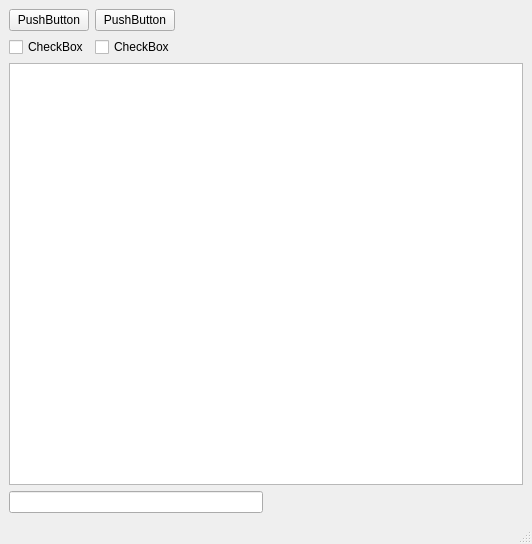
Before: the Qt Designer form examples/ui/window.ui in UN-GCPDS/qt-material, drawn with Qt 5.
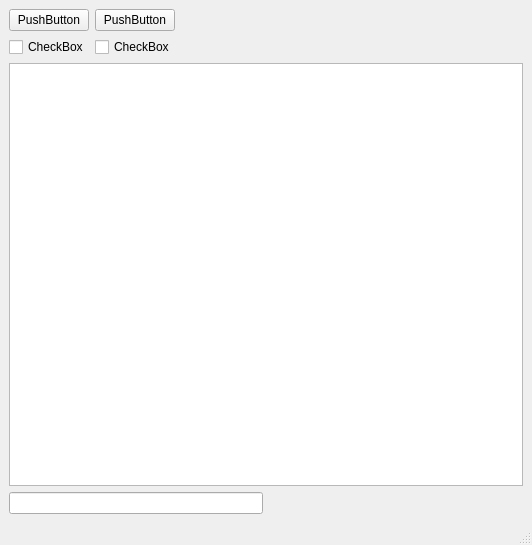
After: the same form once the commit is applied.

Patch:
```diff
--- a/examples/ui/window.ui
+++ b/examples/ui/window.ui
@@ -7,7 +7,7 @@
     <x>0</x>
     <y>0</y>
     <width>532</width>
-    <height>544</height>
+    <height>545</height>
    </rect>
   </property>
   <property name="windowTitle">
```
